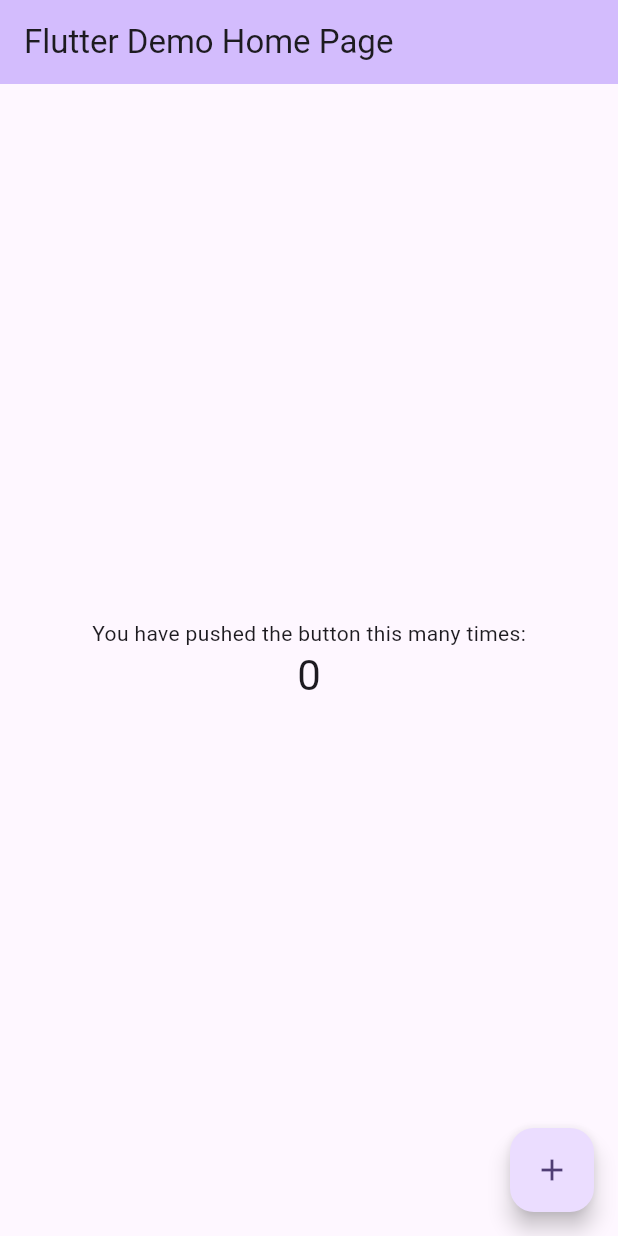
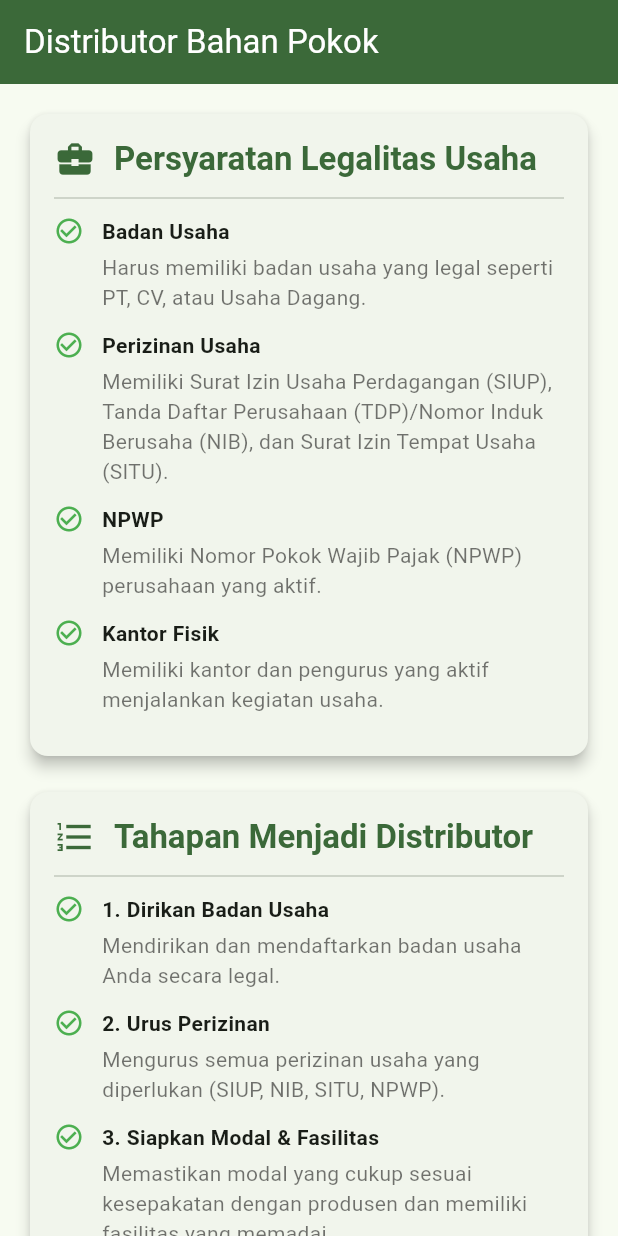
Before and after one commit to could-ai/0198eec0-3666-7a0d-95f6-f843d18be737, a Flutter app: the screen it shows after launch, on a phone screen of 412 x 824 dp. Run offline on Flutter 3.47's test engine with Material 3 defaults, Android fonts, the phone set to English and light mode, and no system bars.

Commit message:
Menghapus kode demo counter bawaan dan menggantinya dengan layar utama baru, `DistributorInfoScreen`. File ini sekarang mengimpor `distributor_info_screen.dart` dan mengaturnya sebagai halaman `home` dari `MaterialApp` untuk menampilkan informasi yang relevan dengan permintaan pengguna. Tema aplikasi juga diperbarui agar lebih sesuai dengan konten.; Membuat file dan widget baru, `DistributorInfoScreen`, untuk menampilkan langkah-langkah dan persyaratan menjadi distributor bahan pokok. Layar ini menggunakan `Scaffold`, `AppBar`, `ListView`, dan `Card` untuk menyajikan informasi secara terstruktur dan mudah dibaca, sesuai dengan data yang ditemukan dari hasil pencarian web. Terdapat fungsi pembantu untuk membangun setiap bagian dan item informasi agar kode lebih rapi dan mudah dikelola.

```diff
--- /dev/null
+++ b/usr/lib/distributor_info_screen.dart
@@ -0,0 +1,101 @@
+import 'package:flutter/material.dart';
+
+class DistributorInfoScreen extends StatelessWidget {
+  const DistributorInfoScreen({super.key});
+
+  @override
+  Widget build(BuildContext context) {
+    return Scaffold(
+      appBar: AppBar(
+        title: const Text('Distributor Bahan Pokok'),
+        backgroundColor: Theme.of(context).colorScheme.primary,
+        foregroundColor: Theme.of(context).colorScheme.onPrimary,
+      ),
+      body: ListView(
+        padding: const EdgeInsets.all(16.0),
+        children: [
+          _buildSectionCard(
+            context,
+            title: 'Persyaratan Legalitas Usaha',
+            icon: Icons.business_center,
+            content: [
+              _buildInfoTile('Badan Usaha', 'Harus memiliki badan usaha yang legal seperti PT, CV, atau Usaha Dagang.'),
+              _buildInfoTile('Perizinan Usaha', 'Memiliki Surat Izin Usaha Perdagangan (SIUP), Tanda Daftar Perusahaan (TDP)/Nomor Induk Berusaha (NIB), dan Surat Izin Tempat Usaha (SITU).'),
+              _buildInfoTile('NPWP', 'Memiliki Nomor Pokok Wajib Pajak (NPWP) perusahaan yang aktif.'),
+              _buildInfoTile('Kantor Fisik', 'Memiliki kantor dan pengurus yang aktif menjalankan kegiatan usaha.'),
+            ],
+          ),
+          const SizedBox(height: 16),
+          _buildSectionCard(
+            context,
+            title: 'Tahapan Menjadi Distributor',
+            icon: Icons.format_list_numbered,
+            content: [
+              _buildInfoTile('1. Dirikan Badan Usaha', 'Mendirikan dan mendaftarkan badan usaha Anda secara legal.'),
+              _buildInfoTile('2. Urus Perizinan', 'Mengurus semua perizinan usaha yang diperlukan (SIUP, NIB, SITU, NPWP).'),
+              _buildInfoTile('3. Siapkan Modal & Fasilitas', 'Memastikan modal yang cukup sesuai kesepakatan dengan produsen dan memiliki fasilitas yang memadai.'),
+              _buildInfoTile('4. Dapatkan Rekomendasi', 'Mengurus surat rekomendasi sebagai distributor dari instansi terkait jika diperlukan (misalnya Dinas Perindag).'),
+              _buildInfoTile('5. Daftarkan Produk (jika perlu)', 'Jika mendistribusikan pangan olahan, daftarkan produk ke Badan POM untuk mendapatkan izin edar.'),
+              _buildInfoTile('6. Lapor Secara Berkala', 'Melaporkan volume distribusi bahan pokok secara rutin ke Kementerian Perdagangan sesuai peraturan.'),
+            ],
+          ),
+        ],
+      ),
+    );
+  }
+
+  Widget _buildSectionCard(BuildContext context, {required String title, required IconData icon, required List<Widget> content}) {
+    return Card(
+      elevation: 4,
+      shape: RoundedRectangleBorder(borderRadius: BorderRadius.circular(12)),
+      child: Padding(
+        padding: const EdgeInsets.all(16.0),
+        child: Column(
+          crossAxisAlignment: CrossAxisAlignment.start,
+          children: [
+            Row(
+              children: [
+                Icon(icon, size: 28, color: Theme.of(context).colorScheme.primary),
+                const SizedBox(width: 12),
+                Expanded(
+                  child: Text(
+                    title,
+                    style: Theme.of(context).textTheme.titleLarge?.copyWith(
+                      fontWeight: FontWeight.bold,
+                      color: Theme.of(context).colorScheme.primary,
+                    ),
+                  ),
+                ),
+              ],
+            ),
+            const Divider(height: 24, thickness: 1),
+            ...content,
+          ],
+        ),
+      ),
+    );
+  }
+
+  Widget _buildInfoTile(String title, String subtitle) {
+    return Padding(
+      padding: const EdgeInsets.only(bottom: 12.0),
+      child: Row(
+        crossAxisAlignment: CrossAxisAlignment.start,
+        children: [
+          const Icon(Icons.check_circle_outline, size: 20, color: Colors.green),
+          const SizedBox(width: 12),
+          Expanded(
+            child: Column(
+              crossAxisAlignment: CrossAxisAlignment.start,
+              children: [
+                Text(title, style: const TextStyle(fontWeight: FontWeight.bold)),
+                const SizedBox(height: 4),
+                Text(subtitle, style: const TextStyle(color: Colors.black54)),
+              ],
+            ),
+          ),
+        ],
+      ),
+    );
+  }
+}
--- a/usr/lib/main.dart
+++ b/usr/lib/main.dart
@@ -1,4 +1,5 @@
 import 'package:flutter/material.dart';
+import 'package:couldai_user_app/distributor_info_screen.dart';
 
 void main() {
   runApp(const MyApp());
@@ -7,114 +8,16 @@ void main() {
 class MyApp extends StatelessWidget {
   const MyApp({super.key});
 
-  // This widget is the root of your application.
   @override
   Widget build(BuildContext context) {
     return MaterialApp(
-      title: 'Flutter Demo',
+      title: 'Info Distributor',
       debugShowCheckedModeBanner: false,
       theme: ThemeData(
-        // This is the theme of your application.
-        //
-        // TRY THIS: Try running your application with "flutter run". You'll see
-        // the application has a purple toolbar. Then, without quitting the app,
-        // try changing the seedColor in the colorScheme below to Colors.green
-        // and then invoke "hot reload" (save your changes or press the "hot
-        // reload" button in a Flutter-supported IDE, or press "r" if you used
-        // the command line to start the app).
-        //
-        // Notice that the counter didn't reset back to zero; the application
-        // state is not lost during the reload. To reset the state, use hot
-        // restart instead.
-        //
-        // This works for code too, not just values: Most code changes can be
-        // tested with just a hot reload.
-        colorScheme: ColorScheme.fromSeed(seedColor: Colors.deepPurple),
+        colorScheme: ColorScheme.fromSeed(seedColor: Colors.green),
+        useMaterial3: true,
       ),
-      home: const MyHomePage(title: 'Flutter Demo Home Page'),
+      home: const DistributorInfoScreen(),
     );
   }
 }
-
-class MyHomePage extends StatefulWidget {
-  const MyHomePage({super.key, required this.title});
-
-  // This widget is the home page of your application. It is stateful, meaning
-  // that it has a State object (defined below) that contains fields that affect
-  // how it looks.
-
-  // This class is the configuration for the state. It holds the values (in this
-  // case the title) provided by the parent (in this case the App widget) and
-  // used by the build method of the State. Fields in a Widget subclass are
-  // always marked "final".
-
-  final String title;
-
-  @override
-  State<MyHomePage> createState() => _MyHomePageState();
-}
-
-class _MyHomePageState extends State<MyHomePage> {
-  int _counter = 0;
-
-  void _incrementCounter() {
-    setState(() {
-      // This call to setState tells the Flutter framework that something has
-      // changed in this State, which causes it to rerun the build method below
-      // so that the display can reflect the updated values. If we changed
-      // _counter without calling setState(), then the build method would not be
-      // called again, and so nothing would appear to happen.
-      _counter++;
-    });
-  }
-
-  @override
-  Widget build(BuildContext context) {
-    // This method is rerun every time setState is called, for instance as done
-    // by the _incrementCounter method above.
-    //
-    // The Flutter framework has been optimized to make rerunning build methods
-    // fast, so that you can just rebuild anything that needs updating rather
-    // than having to individually change instances of widgets.
-    return Scaffold(
-      appBar: AppBar(
-        // TRY THIS: Try changing the color here to a specific color (to
-        // Colors.amber, perhaps?) and trigger a hot reload to see the AppBar
-        // change color while the other colors stay the same.
-        backgroundColor: Theme.of(context).colorScheme.inversePrimary,
-        // Here we take the value from the MyHomePage object that was created by
-        // the App.build method, and use it to set our appbar title.
-        title: Text(widget.title),
-      ),
-      body: Center(
-        // Center is a layout widget. It takes a single child and positions it
-        // in the middle of the parent.
-        child: Column(
-          // Column is also a layout widget. It takes a list of children and
-          // arranges them vertically. By default, it sizes itself to fit its
-          // children horizontally, and tries to be as tall as its parent.
-          //
-          // Column has various properties to control how it sizes itself and
-          // how it positions its children. Here we use mainAxisAlignment to
-          // center the children vertically; the main axis here is the vertical
-          // axis because Columns are vertical (the cross axis would be
-          // horizontal).
-          //
-          // TRY THIS: Invoke "debug painting" (choose the "Toggle Debug Paint"
-          // action in the IDE, or press "p" in the console), to see the
-          // wireframe for each widget.
-          mainAxisAlignment: MainAxisAlignment.center,
-          children: <Widget>[
-            const Text('You have pushed the button this many times:'),
-            Text('$_counter', style: Theme.of(context).textTheme.headlineMedium),
-          ],
-        ),
-      ),
-      floatingActionButton: FloatingActionButton(
-        onPressed: _incrementCounter,
-        tooltip: 'Increment',
-        child: const Icon(Icons.add),
-      ), // This trailing comma makes auto-formatting nicer for build methods.
-    );
-  }
-}
```
